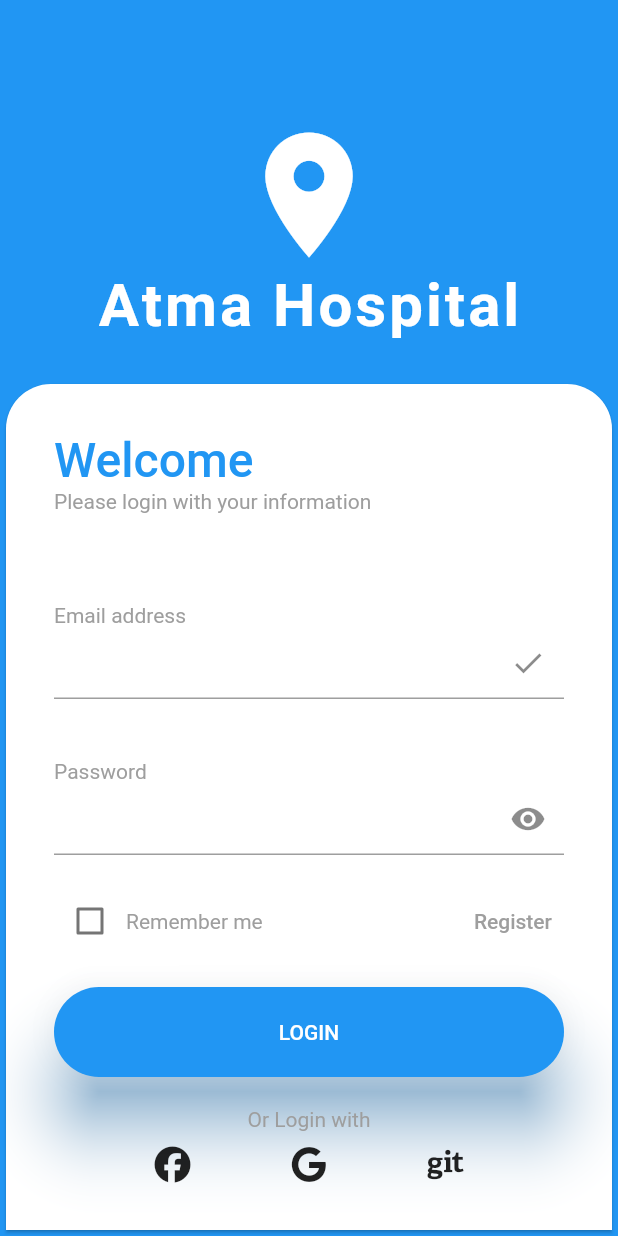
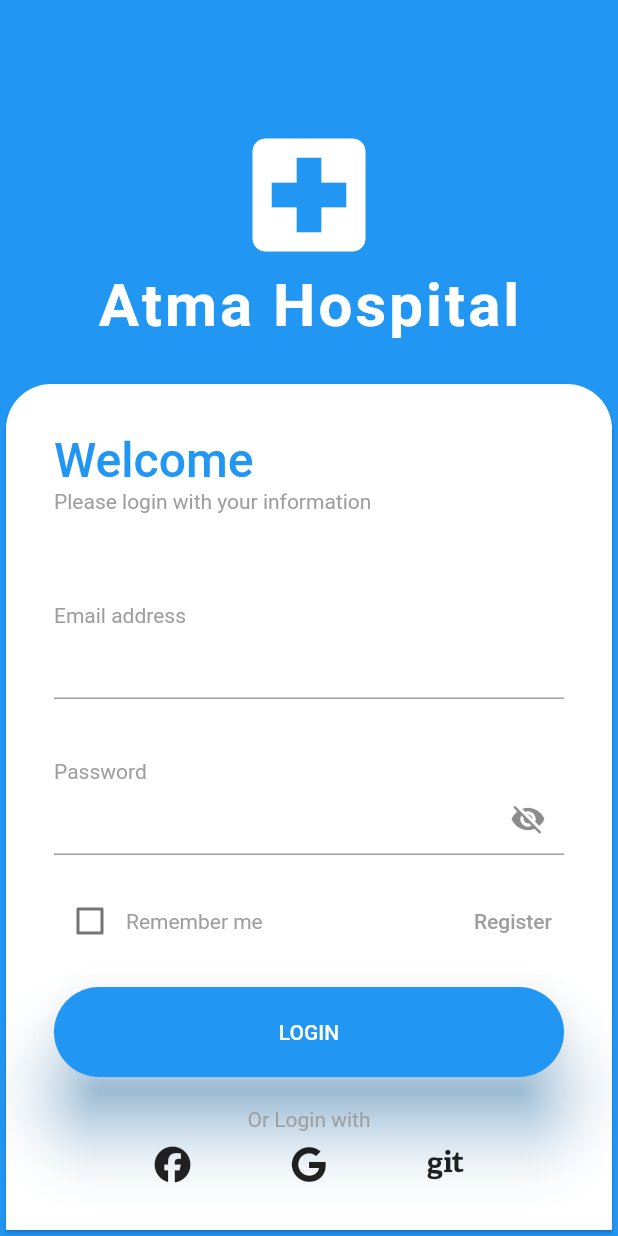
Before and after one commit to alexisngaing/ugd-d-4-hospital, a Flutter app: the screen it shows after launch, on a phone screen of 412 x 824 dp. Run offline on Flutter 3.47's test engine with Material 2 defaults, Android fonts, the phone set to English and light mode, and no system bars; our stand-ins replace font_awesome_flutter.

Commit message:
git commit -m "login selese"

```diff
--- a/lib/view/login.dart
+++ b/lib/view/login.dart
@@ -14,6 +14,7 @@ class _LoginPageState extends State<LoginPage> {
   TextEditingController emailController = TextEditingController();
   TextEditingController passwordController = TextEditingController();
   bool rememberUser = false;
+  bool isPasswordVisible = false;
 
   @override
   Widget build(BuildContext context) {
@@ -40,7 +41,7 @@ class _LoginPageState extends State<LoginPage> {
         mainAxisSize: MainAxisSize.min,
         children: [
           Icon(
-            Icons.location_on_sharp,
+            Icons.local_hospital,
             size: 100,
             color: Colors.white,
           ),
@@ -112,9 +113,20 @@ class _LoginPageState extends State<LoginPage> {
     return TextField(
       controller: controller,
       decoration: InputDecoration(
-        suffixIcon: isPassword ? Icon(Icons.remove_red_eye) : Icon(Icons.done),
+        suffixIcon: isPassword
+            ? IconButton(
+                icon: Icon(
+                  isPasswordVisible ? Icons.visibility : Icons.visibility_off,
+                ),
+                onPressed: () {
+                  setState(() {
+                    isPasswordVisible = !isPasswordVisible;
+                  });
+                },
+              )
+            : null,
       ),
-      obscureText: isPassword,
+      obscureText: isPassword && !isPasswordVisible,
     );
   }
 
```
